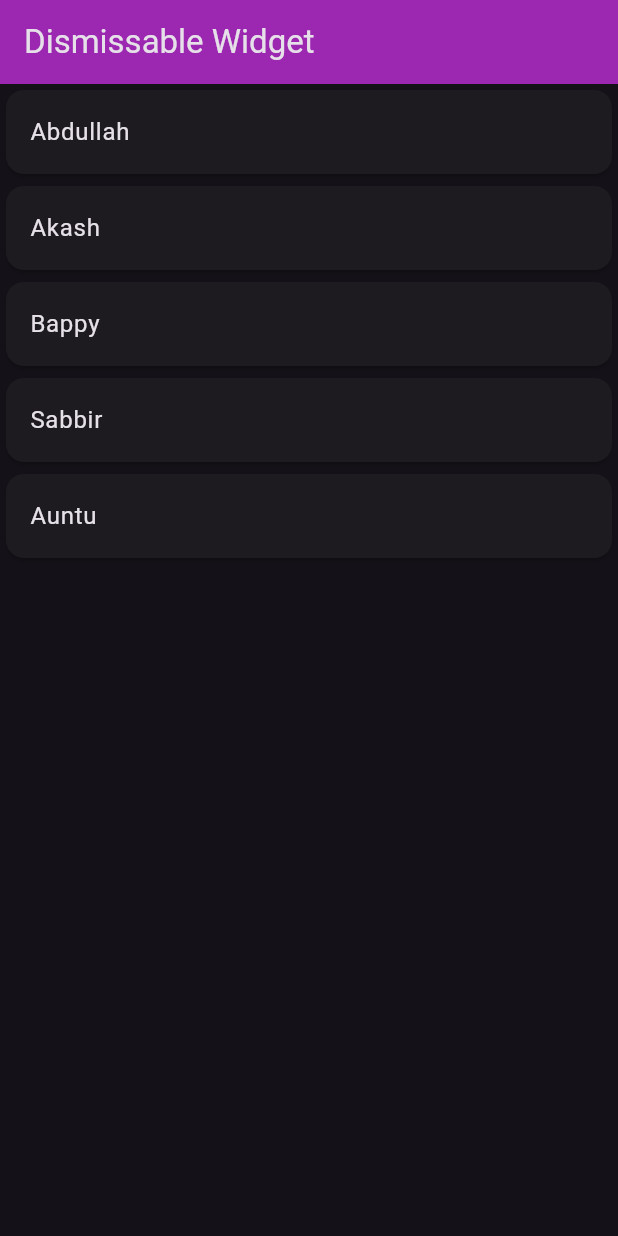
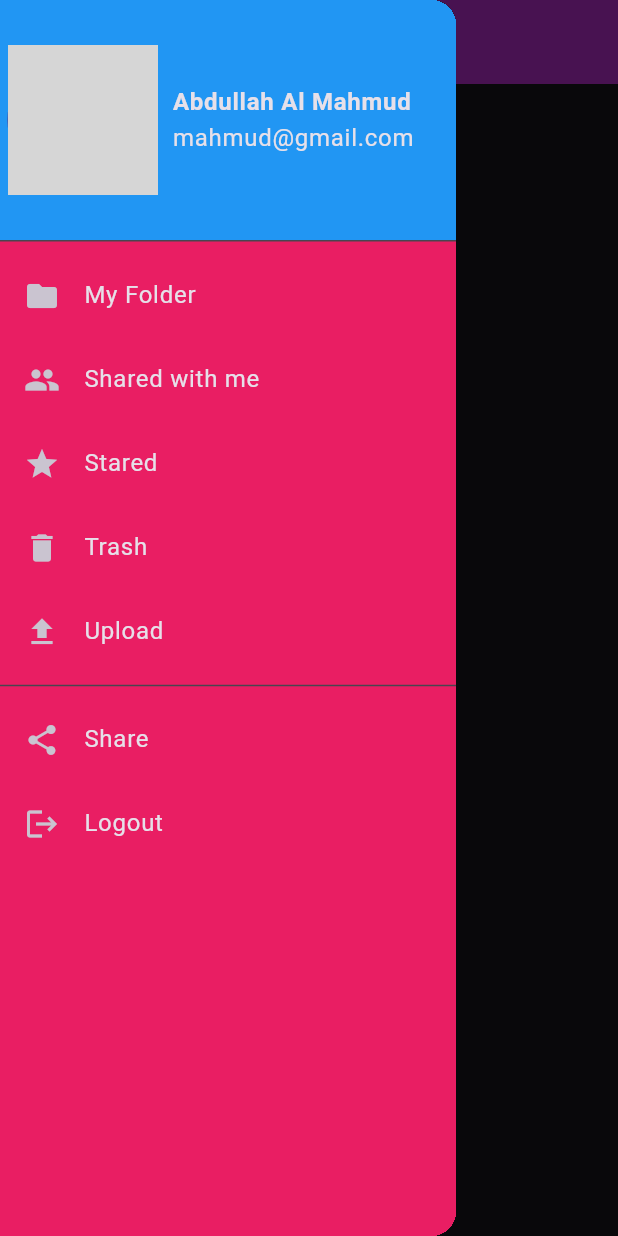
Before and after one commit to mahmud5658/flutter_resources, a Flutter app: the screen it shows after launch, with the side drawer open (before the commit the screen has no drawer), on a phone screen of 412 x 824 dp. Run offline on Flutter 3.47's test engine with Material 3 defaults, Android fonts, the phone set to English and light mode, and no system bars; network calls fail; grey boxes are pictures that could not be loaded.

Commit message:
Drawer Widget

```diff
--- a/lib/main.dart
+++ b/lib/main.dart
@@ -1,5 +1,6 @@
 import 'package:flutter/material.dart';
-import 'package:flutter_resources/widgets/dismissable.dart';
+// import 'package:flutter_resources/widgets/dismissable.dart';
+import 'package:flutter_resources/widgets/drawer.dart';
 // import 'package:flutter_resources/widgets/grid_builder.dart';
 // import 'package:flutter_resources/widgets/snack_bar.dart';
 // import 'package:flutter_resources/widgets/grid_view.dart';
@@ -30,7 +31,7 @@ class MyApp extends StatelessWidget {
         appBarTheme: const AppBarTheme(backgroundColor: Colors.purple),
         brightness: Brightness.dark,
       ),
-      home:  const DismissableWidget(),
+      home:  const DrawerWidget(),
     );
   }
 }
--- /dev/null
+++ b/lib/widgets/drawer.dart
@@ -0,0 +1,75 @@
+import 'package:flutter/material.dart';
+
+class DrawerWidget extends StatelessWidget {
+  const DrawerWidget({super.key});
+
+  @override
+  Widget build(BuildContext context) {
+    return Scaffold(
+      appBar: AppBar(
+        title: const Text('Drawer Widget'),
+      ),
+      drawer: Drawer(
+        child: Container(
+            color: Theme.of(context).primaryColor,
+            child: ListView(
+              children: [
+                DrawerHeader(
+                  padding: EdgeInsets.zero,
+                  child: Container(
+                    padding: const EdgeInsets.all(5),
+                    color: Colors.blue,
+                    child: const Row(
+                      children: [
+                      CircleAvatar(
+                        radius: 50,
+                        backgroundImage: NetworkImage('https://www.dmarge.com/wp-content/uploads/2021/01/dwayne-the-rock-.jpg'),
+                      ),
+                      SizedBox(width: 10,),
+                      Column(
+                        mainAxisAlignment: MainAxisAlignment.center,
+                        crossAxisAlignment: CrossAxisAlignment.start,
+                        children: [
+                          Text('Abdullah Al Mahmud',style: TextStyle(fontSize: 16,fontWeight: FontWeight.bold),),
+                          Text('mahmud@gmail.com'),
+                        ],
+                      )
+                    ]),
+                  ),
+                ),
+                const ListTile(
+                  leading: Icon(Icons.folder),
+                  title: Text('My Folder'),
+                ),
+                const ListTile(
+                  leading: Icon(Icons.group),
+                  title: Text('Shared with me'),
+                ),
+                const ListTile(
+                  leading: Icon(Icons.star),
+                  title: Text('Stared'),
+                ),
+                const ListTile(
+                  leading: Icon(Icons.delete),
+                  title: Text('Trash'),
+                ),
+                const ListTile(
+                  leading: Icon(Icons.upload),
+                  title: Text('Upload'),
+                ),
+                const Divider(),
+                const ListTile(
+                  leading: Icon(Icons.share),
+                  title: Text('Share'),
+                ),
+                const ListTile(
+                  leading: Icon(Icons.logout),
+                  title: Text('Logout'),
+                ),
+              ],
+            )),
+      ),
+      body: const Center(child: Text("Hey there!!")),
+    );
+  }
+}
```
